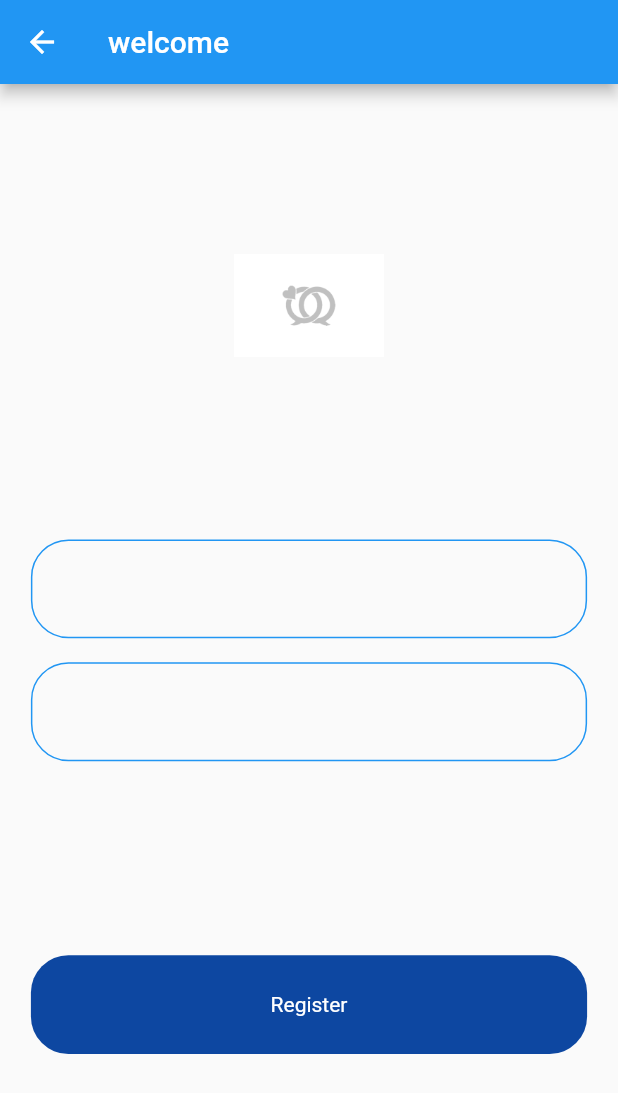
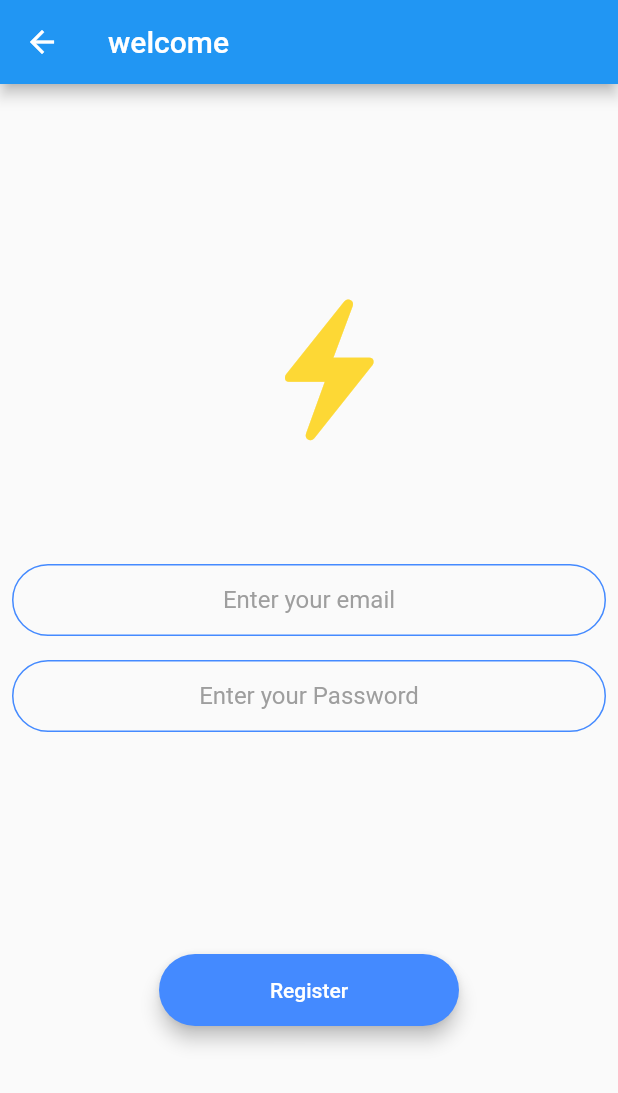
Before and after one commit to amanyGh/flash_chat, a Flutter app: the screen it shows after launch, after a tap on "register", on a phone screen of 412 x 824 dp. Shown: the top 1093 px of the screen. Run offline on Flutter 3.47's test engine with Material 2 defaults, Android fonts, the phone set to English and light mode, and no system bars; our stand-ins replace animated_text_kit.

Commit message:
add firebase sdk

```diff
--- /dev/null
+++ b/lib/constraints.dart
@@ -0,0 +1,20 @@
+import 'package:flutter/material.dart';
+
+const kTextFieldInputDecoration=InputDecoration(
+          hintText: '',
+          hintStyle: TextStyle(color: Colors.grey),
+          contentPadding: EdgeInsets.symmetric(
+            vertical: 10,horizontal: 20
+          ),
+          border: OutlineInputBorder(
+            borderRadius: BorderRadius.all(Radius.circular(30)),
+          ),
+          enabledBorder: OutlineInputBorder(
+            borderSide:BorderSide(color: Colors.blueAccent,width: 1),
+            borderRadius: BorderRadius.all(Radius.circular(30))
+            ),
+            focusedBorder: OutlineInputBorder(
+              borderSide:BorderSide(color: Colors.blueAccent,width: 2),
+            borderRadius: BorderRadius.all(Radius.circular(30))
+            )
+        );
--- a/lib/screens/login_screen.dart
+++ b/lib/screens/login_screen.dart
@@ -1,5 +1,6 @@
 import 'package:flash_chat/screens/welcome_screen.dart';
-import 'package:flash_chat/widgets/welcome_containers.dart';
+import 'package:flash_chat/widgets/input_button.dart';
+import 'package:flash_chat/widgets/rounded_button.dart';
 import 'package:flutter/cupertino.dart';
 import 'package:flutter/material.dart';
 class LoginScreen extends StatelessWidget {
@@ -14,50 +15,24 @@ class LoginScreen extends StatelessWidget {
         child: Column(
           mainAxisAlignment: MainAxisAlignment.spaceEvenly,
           children: [
-            Hero(tag:'logo',child: Image.asset('assets/images/activeOnLightCopy@3x.png',width: 100,)),
-            // IconButton(
-            //     icon: Icon(
-            //       CupertinoIcons.bolt_fill,
-            //       color: Colors.yellow[600],
-            //       size: 100,
-            //     ),
-            //     onPressed: () {}),
+
+            IconButton(
+                icon: Icon(
+                  CupertinoIcons.bolt_fill,
+                  color: Colors.yellow[600],
+                  size: 100,
+                ),
+                onPressed: () {}),
             Column(
               children: [
-                Padding(
-                  padding: const EdgeInsets.all(8.0),
-                  child: Container(
-                   width: MediaQuery.of(context).size.width*0.9,
-          height:  MediaQuery.of(context).size.height*0.08,
-          decoration: BoxDecoration(
-                  borderRadius: BorderRadius.circular(25),
-                  border: Border.all(
-                    color: Colors.blue,
-                    width: 1,
-                  )
-          ),
-                  ),
-                ),
-                Padding(
-                  padding: const EdgeInsets.all(8.0),
-                  child: Container(
-             width: MediaQuery.of(context).size.width*0.9,
-          height:  MediaQuery.of(context).size.height*0.08,
-          decoration: BoxDecoration(
-            borderRadius: BorderRadius.circular(25),
-            border: Border.all(
-              color: Colors.blue,
-              width: 1,
-            )
-          ),
-            ),
-                ),
+                InputButton(text: 'Enter your name',onchange: (val)=>print('val'),),
+                InputButton(text: 'Enter your Password',onchange: (val)=>print('val'),),
               ],
             ),
 
 
-            WelcomeContainer(text: 'Loggin',
-            containerColor: Colors.blue[900],
+            RoundedButton(text: 'Loggin',
+            color: Colors.lightBlueAccent,
             ontap: ()=>Navigator.of(context).pushNamed(WelcomeScreen.route),
             ),
           ],
--- a/lib/screens/registration_screen.dart
+++ b/lib/screens/registration_screen.dart
@@ -1,10 +1,13 @@
 import 'package:flash_chat/screens/welcome_screen.dart';
-import 'package:flash_chat/widgets/welcome_containers.dart';
+import 'package:flash_chat/widgets/input_button.dart';
+import 'package:flash_chat/widgets/rounded_button.dart';
 import 'package:flutter/cupertino.dart';
 import 'package:flutter/material.dart';
 
 class RegistrationScreen extends StatelessWidget {
   static const route='/registration_screen';
+  String email;
+  String password;
 
   @override
   Widget build(BuildContext context) {
@@ -16,49 +19,31 @@ class RegistrationScreen extends StatelessWidget {
         child: Column(
           mainAxisAlignment: MainAxisAlignment.spaceEvenly,
           children: [
-            Hero(tag:'logo',child: Image.asset('assets/images/activeOnLightCopy@3x.png',width: 100,)),
-
-            // IconButton(
-            //     icon: Icon(
-            //       CupertinoIcons.bolt_fill,
-            //       color: Colors.yellow[600],
-            //     ),
-            //     onPressed: () {}),
+            IconButton(
+                icon: Icon(
+                  CupertinoIcons.bolt_fill,
+                  color: Colors.yellow[600],
+                  size: 100,
+                ),
+                onPressed: () {}),
              Column(
               children: [
-                Padding(
-                  padding: const EdgeInsets.all(8.0),
-                  child: Container(
-                   width: MediaQuery.of(context).size.width*0.9,
-          height:  MediaQuery.of(context).size.height*0.08,
-          decoration: BoxDecoration(
-                  borderRadius: BorderRadius.circular(25),
-                  border: Border.all(
-                    color: Colors.blue,
-                    width: 1,
-                  )
-          ),
-                  ),
-                ),
-                Padding(
-                  padding: const EdgeInsets.all(8.0),
-                  child: Container(
-             width: MediaQuery.of(context).size.width*0.9,
-          height:  MediaQuery.of(context).size.height*0.08,
-          decoration: BoxDecoration(
-            borderRadius: BorderRadius.circular(25),
-            border: Border.all(
-              color: Colors.blue,
-              width: 1,
-            )
-          ),
-            ),
-                ),
+                InputButton(text: 'Enter your email',
+                onchange: (val){
+                email=val;
+                },),
+                InputButton(text: 'Enter your Password',onchange: (val){
+                  password=val;
+                },),
               ],
             ),
-            WelcomeContainer(text: 'Register',
-            containerColor: Colors.blue[900],
-            ontap: ()=>Navigator.of(context).pushNamed(WelcomeScreen.route),
+            RoundedButton(text: 'Register',
+            color: Colors.blueAccent,
+            ontap: (){
+              Navigator.of(context).pushNamed(WelcomeScreen.route);
+              print(email);
+              print(password);
+            } ,
             ),
           ],
         ),
--- a/lib/screens/welcome_screen.dart
+++ b/lib/screens/welcome_screen.dart
@@ -1,6 +1,7 @@
 import 'package:flash_chat/screens/login_screen.dart';
 import 'package:flash_chat/screens/registration_screen.dart';
 import 'package:animated_text_kit/animated_text_kit.dart';
+import 'package:flash_chat/widgets/rounded_button.dart';
 import 'package:flutter/cupertino.dart';
 import 'package:flutter/material.dart';
 
@@ -65,9 +66,16 @@ class _WelcomeScreenState extends State<WelcomeScreen> with SingleTickerProvider
             Row(
               mainAxisAlignment: MainAxisAlignment.center,
               children: [
-                Hero(tag:'logo',
-                child: Image.asset('assets/images/activeOnLightCopy@3x.png',
-                width: 100,)),
+                Padding(
+                  padding: const EdgeInsets.all(8.0),
+                  child: IconButton(
+                  icon: Icon(
+                    CupertinoIcons.bolt_fill,
+                    color: Colors.yellow[600],
+                    size: 40,
+                  ),
+                  onPressed: () {}),
+                ),
                 TypewriterAnimatedTextKit(
                   text: [
                     'Flash Chat'
@@ -81,35 +89,9 @@ class _WelcomeScreenState extends State<WelcomeScreen> with SingleTickerProvider
             ),
               ],
             ),
+            RoundedButton(color: Colors.lightBlueAccent,text: 'Log in',ontap: ()=>Navigator.of(context).pushNamed(LoginScreen.route),),
+            RoundedButton(color: Colors.blueAccent,text: 'register',ontap: ()=>Navigator.of(context).pushNamed(RegistrationScreen.route),),
 
-            Padding(
-              padding: const EdgeInsets.all(8.0),
-              child: Material(
-                elevation: 5,
-                color: Colors.lightBlueAccent,
-                borderRadius: BorderRadius.circular(30),
-                child: MaterialButton(
-                  child: Text('Log in'),
-                  onPressed: ()=>Navigator.of(context).pushNamed(LoginScreen.route),
-                  minWidth: 200,
-                  height: 42,
-                  ),
-              ),
-            ),
-             Padding(
-               padding: const EdgeInsets.all(8.0),
-               child: Material(
-                elevation: 5,
-                color: Colors.blueAccent,
-                borderRadius: BorderRadius.circular(30),
-                child: MaterialButton(
-                  child: Text('register'),
-                  onPressed: ()=>Navigator.of(context).pushNamed(RegistrationScreen.route),
-                  minWidth: 200,
-                  height: 42,
-                  ),
-            ),
-             ),
           ],
         ),
       ),
--- /dev/null
+++ b/lib/widgets/input_button.dart
@@ -0,0 +1,20 @@
+import 'package:flutter/material.dart';
+import 'package:flash_chat/constraints.dart';
+class InputButton extends StatelessWidget {
+  final String text;
+  final Function onchange;
+  InputButton({this.text,this.onchange});
+
+  @override
+  Widget build(BuildContext context) {
+    return Padding(
+      padding: const EdgeInsets.all(8.0),
+      child: TextField(
+        textAlign: TextAlign.center,
+        onChanged: onchange,
+        decoration: kTextFieldInputDecoration.copyWith(hintText: text)
+
+      ),
+    );
+  }
+}
--- /dev/null
+++ b/lib/widgets/rounded_button.dart
@@ -0,0 +1,27 @@
+
+import 'package:flutter/material.dart';
+
+class RoundedButton extends StatelessWidget {
+final String text;
+final  ontap;
+final Color color;
+RoundedButton({this.color,this.text,this.ontap});
+
+  @override
+  Widget build(BuildContext context) {
+    return Padding(
+      padding: const EdgeInsets.all(8.0),
+      child: Material(
+                elevation: 5,
+                color: color,
+                borderRadius: BorderRadius.circular(30),
+                child: MaterialButton(
+                  child: Text(text,style: TextStyle(color: Colors.white),),
+                  onPressed: ontap,
+                  minWidth: 200,
+                  height: 42,
+                  ),
+            ),
+    );
+  }
+}
--- a/lib/widgets/welcome_containers.dart
+++ /dev/null
@@ -1,28 +0,0 @@
-import 'package:flutter/material.dart';
-
-class WelcomeContainer extends StatelessWidget {
-final String text;
-final  ontap;
-final Color containerColor;
-WelcomeContainer({this.containerColor,this.text,this.ontap});
-
-  @override
-  Widget build(BuildContext context) {
-    return Padding(
-      padding: const EdgeInsets.all(8.0),
-      child: GestureDetector(
-        onTap: ontap,
-              child: Container(
-          alignment: Alignment.center,
-          width: MediaQuery.of(context).size.width*0.9,
-          height:  MediaQuery.of(context).size.height*0.08,
-          decoration: BoxDecoration(
-            borderRadius: BorderRadius.circular(25),
-            color: containerColor
-          ),
-          child: Text(text,style: TextStyle(color: Colors.white),),
-        ),
-      ),
-    );
-  }
-}
--- a/pubspec.yaml
+++ b/pubspec.yaml
@@ -25,6 +25,9 @@ dependencies:
     sdk: flutter
 
   animated_text_kit: ^2.5.0
+  firebase_core: ^0.5.0+1
+  firebase_auth: ^0.18.1+2
+  cloud_firestore: ^0.14.1+3
 
 
   # The following adds the Cupertino Icons font to your application.
@@ -34,6 +37,7 @@ dependencies:
 dev_dependencies:
   flutter_test:
     sdk: flutter
+
 
 # For information on the generic Dart part of this file, see the
 # following page: https://dart.dev/tools/pub/pubspec
```
Also changed, not shown: pubspec.lock, 3 other files.
